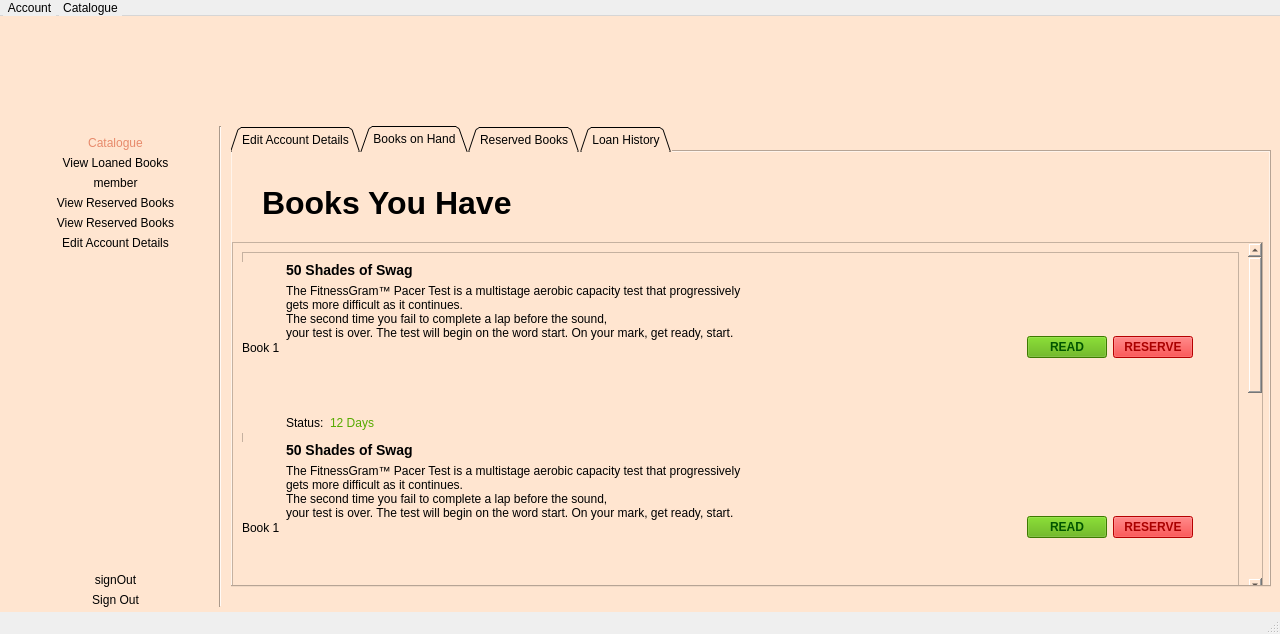
Above: LibraryInformationSystem/memberaccountview.ui from janelle-lr/CS106LibraryInformationSystem before the change. Below: the same form after it.
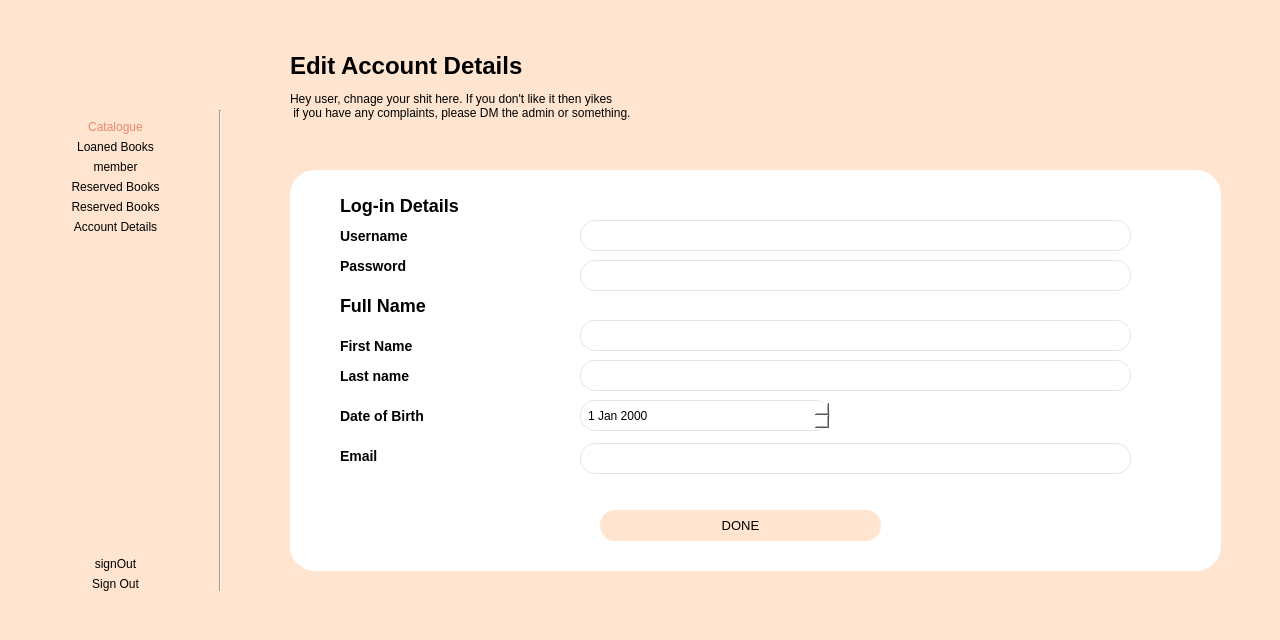
That is the form after the change. The open tabs and pages were chosen to show the change. Icons and pictures are not drawn.

Commit message: Keith | completed UI's for existing pages, some errors in admin side, esp making new members

Patch:
```diff
--- a/LibraryInformationSystem/memberaccountview.ui
+++ b/LibraryInformationSystem/memberaccountview.ui
@@ -7,7 +7,7 @@
     <x>0</x>
     <y>0</y>
     <width>1280</width>
-    <height>634</height>
+    <height>640</height>
    </rect>
   </property>
   <property name="windowTitle">
@@ -40,914 +40,6 @@
 	background: #FFE5D0;
 }</string>
    </property>
-   <widget class="QTabWidget" name="tabWidget">
-    <property name="geometry">
-     <rect>
-      <x>230</x>
-      <y>110</y>
-      <width>1041</width>
-      <height>461</height>
-     </rect>
-    </property>
-    <property name="tabShape">
-     <enum>QTabWidget::Triangular</enum>
-    </property>
-    <property name="currentIndex">
-     <number>0</number>
-    </property>
-    <widget class="QWidget" name="tab">
-     <attribute name="title">
-      <string>Edit Account Details</string>
-     </attribute>
-     <widget class="QWidget" name="verticalLayoutWidget">
-      <property name="geometry">
-       <rect>
-        <x>30</x>
-        <y>80</y>
-        <width>871</width>
-        <height>81</height>
-       </rect>
-      </property>
-      <layout class="QVBoxLayout" name="verticalLayout">
-       <item>
-        <widget class="QLabel" name="label_6">
-         <property name="sizePolicy">
-          <sizepolicy hsizetype="Preferred" vsizetype="Fixed">
-           <horstretch>0</horstretch>
-           <verstretch>0</verstretch>
-          </sizepolicy>
-         </property>
-         <property name="styleSheet">
-          <string notr="true">QLabel{
-	font-weight: bold;
-	font-size: 14px;
-
-}</string>
-         </property>
-         <property name="text">
-          <string>Log-in Details</string>
-         </property>
-        </widget>
-       </item>
-       <item>
-        <layout class="QFormLayout" name="formLayout">
-         <item row="0" column="0">
-          <widget class="QLabel" name="label_4">
-           <property name="text">
-            <string>Username</string>
-           </property>
-          </widget>
-         </item>
-         <item row="0" column="1">
-          <widget class="QLineEdit" name="lineEdit"/>
-         </item>
-         <item row="1" column="0">
-          <widget class="QLabel" name="label_5">
-           <property name="text">
-            <string>Password</string>
-           </property>
-          </widget>
-         </item>
-         <item row="1" column="1">
-          <widget class="QLineEdit" name="lineEdit_2"/>
-         </item>
-        </layout>
-       </item>
-      </layout>
-     </widget>
-     <widget class="QWidget" name="verticalLayoutWidget_2">
-      <property name="geometry">
-       <rect>
-        <x>30</x>
-        <y>170</y>
-        <width>871</width>
-        <height>106</height>
-       </rect>
-      </property>
-      <layout class="QVBoxLayout" name="verticalLayout_2">
-       <item>
-        <widget class="QLabel" name="label_12">
-         <property name="sizePolicy">
-          <sizepolicy hsizetype="Preferred" vsizetype="Fixed">
-           <horstretch>0</horstretch>
-           <verstretch>0</verstretch>
-          </sizepolicy>
-         </property>
-         <property name="styleSheet">
-          <string notr="true">QLabel{
-	font-weight: bold;
-	font-size: 14px;
-
-}</string>
-         </property>
-         <property name="text">
-          <string>First name &amp; Last Name</string>
-         </property>
-        </widget>
-       </item>
-       <item>
-        <layout class="QFormLayout" name="formLayout_4">
-         <item row="0" column="0">
-          <widget class="QLabel" name="label_13">
-           <property name="text">
-            <string>First Name</string>
-           </property>
-          </widget>
-         </item>
-         <item row="0" column="1">
-          <widget class="QLineEdit" name="lineEdit_7"/>
-         </item>
-         <item row="1" column="0">
-          <widget class="QLabel" name="label_14">
-           <property name="text">
-            <string>Last name</string>
-           </property>
-          </widget>
-         </item>
-         <item row="1" column="1">
-          <widget class="QLineEdit" name="lineEdit_8"/>
-         </item>
-         <item row="2" column="0">
-          <widget class="QLabel" name="label_25">
-           <property name="text">
-            <string>Date of Birth</string>
-           </property>
-          </widget>
-         </item>
-         <item row="2" column="1">
-          <widget class="QDateEdit" name="dateEdit"/>
-         </item>
-        </layout>
-       </item>
-      </layout>
-     </widget>
-     <widget class="QWidget" name="verticalLayoutWidget_3">
-      <property name="geometry">
-       <rect>
-        <x>30</x>
-        <y>280</y>
-        <width>871</width>
-        <height>61</height>
-       </rect>
-      </property>
-      <layout class="QVBoxLayout" name="verticalLayout_3">
-       <item>
-        <widget class="QLabel" name="label_15">
-         <property name="sizePolicy">
-          <sizepolicy hsizetype="Preferred" vsizetype="Fixed">
-           <horstretch>0</horstretch>
-           <verstretch>0</verstretch>
-          </sizepolicy>
-         </property>
-         <property name="styleSheet">
-          <string notr="true">QLabel{
-	font-weight: bold;
-	font-size: 14px;
-
-}</string>
-         </property>
-         <property name="text">
-          <string>Email</string>
-         </property>
-        </widget>
-       </item>
-       <item>
-        <layout class="QFormLayout" name="formLayout_5">
-         <property name="horizontalSpacing">
-          <number>30</number>
-         </property>
-         <item row="0" column="0">
-          <widget class="QLabel" name="label_16">
-           <property name="enabled">
-            <bool>true</bool>
-           </property>
-           <property name="sizePolicy">
-            <sizepolicy hsizetype="Preferred" vsizetype="Preferred">
-             <horstretch>124</horstretch>
-             <verstretch>0</verstretch>
-            </sizepolicy>
-           </property>
-           <property name="minimumSize">
-            <size>
-             <width>36</width>
-             <height>0</height>
-            </size>
-           </property>
-           <property name="text">
-            <string>email</string>
-           </property>
-          </widget>
-         </item>
-         <item row="0" column="1">
-          <widget class="QLineEdit" name="lineEdit_9">
-           <property name="sizePolicy">
-            <sizepolicy hsizetype="Preferred" vsizetype="Fixed">
-             <horstretch>0</horstretch>
-             <verstretch>0</verstretch>
-            </sizepolicy>
-           </property>
-          </widget>
-         </item>
-        </layout>
-       </item>
-      </layout>
-     </widget>
-     <widget class="QPushButton" name="pushButton">
-      <property name="geometry">
-       <rect>
-        <x>310</x>
-        <y>360</y>
-        <width>281</width>
-        <height>61</height>
-       </rect>
-      </property>
-      <property name="text">
-       <string>DONE</string>
-      </property>
-     </widget>
-    </widget>
-    <widget class="QWidget" name="tab_2">
-     <attribute name="title">
-      <string>Books on Hand</string>
-     </attribute>
-     <widget class="QLabel" name="label_2">
-      <property name="geometry">
-       <rect>
-        <x>30</x>
-        <y>20</y>
-        <width>271</width>
-        <height>61</height>
-       </rect>
-      </property>
-      <property name="styleSheet">
-       <string notr="true">QLabel{
-	font-weight: bold;
-	font-size: 32px;
-}</string>
-      </property>
-      <property name="text">
-       <string>Books You Have</string>
-      </property>
-     </widget>
-     <widget class="QScrollArea" name="scrollArea">
-      <property name="geometry">
-       <rect>
-        <x>0</x>
-        <y>90</y>
-        <width>1031</width>
-        <height>351</height>
-       </rect>
-      </property>
-      <property name="widgetResizable">
-       <bool>true</bool>
-      </property>
-      <widget class="QWidget" name="scrollAreaWidgetContents">
-       <property name="geometry">
-        <rect>
-         <x>0</x>
-         <y>0</y>
-         <width>1012</width>
-         <height>818</height>
-        </rect>
-       </property>
-       <layout class="QVBoxLayout" name="verticalLayout_5">
-        <item>
-         <widget class="QFrame" name="frame">
-          <property name="minimumSize">
-           <size>
-            <width>0</width>
-            <height>800</height>
-           </size>
-          </property>
-          <property name="frameShape">
-           <enum>QFrame::StyledPanel</enum>
-          </property>
-          <property name="frameShadow">
-           <enum>QFrame::Raised</enum>
-          </property>
-          <widget class="QWidget" name="horizontalLayoutWidget_2">
-           <property name="geometry">
-            <rect>
-             <x>0</x>
-             <y>10</y>
-             <width>951</width>
-             <height>171</height>
-            </rect>
-           </property>
-           <layout class="QHBoxLayout" name="book_1">
-            <item>
-             <widget class="QLabel" name="img_2">
-              <property name="text">
-               <string>Book 1</string>
-              </property>
-             </widget>
-            </item>
-            <item>
-             <layout class="QVBoxLayout" name="verticalLayout_4">
-              <item>
-               <widget class="QLabel" name="label_17">
-                <property name="styleSheet">
-                 <string notr="true">QLabel {
-	font-weight:bold;
-	font-size: 14px;
-
-	
-}</string>
-                </property>
-                <property name="text">
-                 <string>50 Shades of Swag</string>
-                </property>
-               </widget>
-              </item>
-              <item>
-               <widget class="QLabel" name="label_7">
-                <property name="text">
-                 <string>The FitnessGram™ Pacer Test is a multistage aerobic capacity test that progressively 
-gets more difficult as it continues. 
-The second time you fail to complete a lap before the sound, 
-your test is over. The test will begin on the word start. On your mark, get ready, start.
-</string>
-                </property>
-               </widget>
-              </item>
-              <item>
-               <spacer name="verticalSpacer">
-                <property name="orientation">
-                 <enum>Qt::Vertical</enum>
-                </property>
-                <property name="sizeHint" stdset="0">
-                 <size>
-                  <width>20</width>
-                  <height>40</height>
-                 </size>
-                </property>
-               </spacer>
-              </item>
-              <item>
-               <layout class="QHBoxLayout" name="horizontalLayout_3">
-                <item>
-                 <widget class="QLabel" name="label_8">
-                  <property name="text">
-                   <string>Status:</string>
-                  </property>
-                 </widget>
-                </item>
-                <item>
-                 <widget class="QLabel" name="label_9">
-                  <property name="styleSheet">
-                   <string notr="true">QLabel{
-	color: rgb(85, 170, 0);
-}</string>
-                  </property>
-                  <property name="text">
-                   <string>12 Days</string>
-                  </property>
-                 </widget>
-                </item>
-                <item>
-                 <spacer name="horizontalSpacer">
-                  <property name="orientation">
-                   <enum>Qt::Horizontal</enum>
-                  </property>
-                  <property name="sizeHint" stdset="0">
-                   <size>
-                    <width>40</width>
-                    <height>20</height>
-                   </size>
-                  </property>
-                 </spacer>
-                </item>
-               </layout>
-              </item>
-             </layout>
-            </item>
-            <item>
-             <layout class="QHBoxLayout" name="horizontalLayout_7">
-              <item>
-               <spacer name="horizontalSpacer_4">
-                <property name="orientation">
-                 <enum>Qt::Horizontal</enum>
-                </property>
-                <property name="sizeHint" stdset="0">
-                 <size>
-                  <width>40</width>
-                  <height>20</height>
-                 </size>
-                </property>
-               </spacer>
-              </item>
-              <item>
-               <widget class="QPushButton" name="pushButton_2">
-                <property name="styleSheet">
-                 <string notr="true">QPushButton{
-	background-color:rgb(85, 170, 0);
-	font-weight: bold;
-	color: rgb(0, 85, 0);
-}</string>
-                </property>
-                <property name="text">
-                 <string>READ</string>
-                </property>
-               </widget>
-              </item>
-              <item>
-               <widget class="QPushButton" name="pushButton_3">
-                <property name="styleSheet">
-                 <string notr="true">QPushButton{
-	background-color: rgb(255, 0, 0);
-	color: rgb(170, 0, 0);
-	font-weight: bold;
-}</string>
-                </property>
-                <property name="text">
-                 <string>RESERVE</string>
-                </property>
-               </widget>
-              </item>
-             </layout>
-            </item>
-           </layout>
-          </widget>
-          <widget class="QWidget" name="horizontalLayoutWidget_3">
-           <property name="geometry">
-            <rect>
-             <x>0</x>
-             <y>190</y>
-             <width>951</width>
-             <height>171</height>
-            </rect>
-           </property>
-           <layout class="QHBoxLayout" name="book_2">
-            <item>
-             <widget class="QLabel" name="img_3">
-              <property name="text">
-               <string>Book 1</string>
-              </property>
-             </widget>
-            </item>
-            <item>
-             <layout class="QVBoxLayout" name="verticalLayout_6">
-              <item>
-               <widget class="QLabel" name="label_18">
-                <property name="styleSheet">
-                 <string notr="true">QLabel {
-	font-weight:bold;
-	font-size: 14px;
-
-	
-}</string>
-                </property>
-                <property name="text">
-                 <string>50 Shades of Swag</string>
-                </property>
-               </widget>
-              </item>
-              <item>
-               <widget class="QLabel" name="label_10">
-                <property name="text">
-                 <string>The FitnessGram™ Pacer Test is a multistage aerobic capacity test that progressively 
-gets more difficult as it continues. 
-The second time you fail to complete a lap before the sound, 
-your test is over. The test will begin on the word start. On your mark, get ready, start.
-</string>
-                </property>
-               </widget>
-              </item>
-              <item>
-               <spacer name="verticalSpacer_2">
-                <property name="orientation">
-                 <enum>Qt::Vertical</enum>
-                </property>
-                <property name="sizeHint" stdset="0">
-                 <size>
-                  <width>20</width>
-                  <height>40</height>
-                 </size>
-                </property>
-               </spacer>
-              </item>
-              <item>
-               <layout class="QHBoxLayout" name="horizontalLayout_4">
-                <item>
-                 <widget class="QLabel" name="label_11">
-                  <property name="text">
-                   <string>Status:</string>
-                  </property>
-                 </widget>
-                </item>
-                <item>
-                 <widget class="QLabel" name="label_19">
-                  <property name="styleSheet">
-                   <string notr="true">QLabel{
-	color: rgb(85, 170, 0);
-}</string>
-                  </property>
-                  <property name="text">
-                   <string>12 Days</string>
-                  </property>
-                 </widget>
-                </item>
-                <item>
-                 <spacer name="horizontalSpacer_2">
-                  <property name="orientation">
-                   <enum>Qt::Horizontal</enum>
-                  </property>
-                  <property name="sizeHint" stdset="0">
-                   <size>
-                    <width>40</width>
-                    <height>20</height>
-                   </size>
-                  </property>
-                 </spacer>
-                </item>
-               </layout>
-              </item>
-             </layout>
-            </item>
-            <item>
-             <layout class="QHBoxLayout" name="horizontalLayout_8">
-              <item>
-               <spacer name="horizontalSpacer_5">
-                <property name="orientation">
-                 <enum>Qt::Horizontal</enum>
-                </property>
-                <property name="sizeHint" stdset="0">
-                 <size>
-                  <width>40</width>
-                  <height>20</height>
-                 </size>
-                </property>
-               </spacer>
-              </item>
-              <item>
-               <widget class="QPushButton" name="pushButton_4">
-                <property name="styleSheet">
-                 <string notr="true">QPushButton{
-	background-color:rgb(85, 170, 0);
-	font-weight: bold;
-	color: rgb(0, 85, 0);
-}</string>
-                </property>
-                <property name="text">
-                 <string>READ</string>
-                </property>
-               </widget>
-              </item>
-              <item>
-               <widget class="QPushButton" name="pushButton_5">
-                <property name="styleSheet">
-                 <string notr="true">QPushButton{
-	background-color: rgb(255, 0, 0);
-	color: rgb(170, 0, 0);
-	font-weight: bold;
-}</string>
-                </property>
-                <property name="text">
-                 <string>RESERVE</string>
-                </property>
-               </widget>
-              </item>
-             </layout>
-            </item>
-           </layout>
-          </widget>
-         </widget>
-        </item>
-       </layout>
-      </widget>
-     </widget>
-    </widget>
-    <widget class="QWidget" name="tab_3">
-     <attribute name="title">
-      <string>Reserved Books</string>
-     </attribute>
-     <widget class="QLabel" name="label_3">
-      <property name="geometry">
-       <rect>
-        <x>30</x>
-        <y>20</y>
-        <width>311</width>
-        <height>61</height>
-       </rect>
-      </property>
-      <property name="styleSheet">
-       <string notr="true">QLabel{
-	font-weight: bold;
-	font-size: 32px;
-}</string>
-      </property>
-      <property name="text">
-       <string>Books in Reserve</string>
-      </property>
-     </widget>
-     <widget class="QWidget" name="horizontalLayoutWidget_5">
-      <property name="geometry">
-       <rect>
-        <x>20</x>
-        <y>80</y>
-        <width>881</width>
-        <height>171</height>
-       </rect>
-      </property>
-      <layout class="QHBoxLayout" name="horizontalLayout_9">
-       <item>
-        <widget class="QLabel" name="img_4">
-         <property name="text">
-          <string>Book 3</string>
-         </property>
-        </widget>
-       </item>
-       <item>
-        <layout class="QVBoxLayout" name="verticalLayout_7">
-         <item>
-          <widget class="QLabel" name="label_26">
-           <property name="styleSheet">
-            <string notr="true">QLabel {
-	font-weight:bold;
-	font-size: 14px;
-
-	
-}</string>
-           </property>
-           <property name="text">
-            <string>Sands in your Pants</string>
-           </property>
-          </widget>
-         </item>
-         <item>
-          <widget class="QLabel" name="label_27">
-           <property name="text">
-            <string>Lmao something about sands and shit. Might need some sun screen </string>
-           </property>
-          </widget>
-         </item>
-         <item>
-          <spacer name="verticalSpacer_4">
-           <property name="orientation">
-            <enum>Qt::Vertical</enum>
-           </property>
-           <property name="sizeHint" stdset="0">
-            <size>
-             <width>20</width>
-             <height>40</height>
-            </size>
-           </property>
-          </spacer>
-         </item>
-        </layout>
-       </item>
-       <item>
-        <spacer name="horizontalSpacer_6">
-         <property name="orientation">
-          <enum>Qt::Horizontal</enum>
-         </property>
-         <property name="sizeHint" stdset="0">
-          <size>
-           <width>40</width>
-           <height>20</height>
-          </size>
-         </property>
-        </spacer>
-       </item>
-       <item>
-        <layout class="QHBoxLayout" name="horizontalLayout_10">
-         <item>
-          <widget class="QLabel" name="label_28">
-           <property name="text">
-            <string>Available: </string>
-           </property>
-          </widget>
-         </item>
-         <item>
-          <widget class="QLabel" name="label_29">
-           <property name="styleSheet">
-            <string notr="true">QLabel{
-	color: rgb(85, 170, 0);
-}</string>
-           </property>
-           <property name="text">
-            <string>69/69/2069</string>
-           </property>
-          </widget>
-         </item>
-        </layout>
-       </item>
-      </layout>
-     </widget>
-     <widget class="QWidget" name="horizontalLayoutWidget_6">
-      <property name="geometry">
-       <rect>
-        <x>20</x>
-        <y>270</y>
-        <width>881</width>
-        <height>171</height>
-       </rect>
-      </property>
-      <layout class="QHBoxLayout" name="horizontalLayout_11">
-       <item>
-        <widget class="QLabel" name="img_5">
-         <property name="text">
-          <string>Book 4</string>
-         </property>
-        </widget>
-       </item>
-       <item>
-        <layout class="QVBoxLayout" name="verticalLayout_8">
-         <item>
-          <widget class="QLabel" name="label_30">
-           <property name="styleSheet">
-            <string notr="true">QLabel {
-	font-weight:bold;
-	font-size: 14px;
-
-	
-}</string>
-           </property>
-           <property name="text">
-            <string>This is literally Castlevania ripoff DON'T READ</string>
-           </property>
-          </widget>
-         </item>
-         <item>
-          <widget class="QLabel" name="label_31">
-           <property name="text">
-            <string>Shit, get a bucked and a mop THATS A WET ASS PUSSY</string>
-           </property>
-          </widget>
-         </item>
-         <item>
-          <spacer name="verticalSpacer_5">
-           <property name="orientation">
-            <enum>Qt::Vertical</enum>
-           </property>
-           <property name="sizeHint" stdset="0">
-            <size>
-             <width>20</width>
-             <height>40</height>
-            </size>
-           </property>
-          </spacer>
-         </item>
-        </layout>
-       </item>
-       <item>
-        <spacer name="horizontalSpacer_7">
-         <property name="orientation">
-          <enum>Qt::Horizontal</enum>
-         </property>
-         <property name="sizeHint" stdset="0">
-          <size>
-           <width>40</width>
-           <height>20</height>
-          </size>
-         </property>
-        </spacer>
-       </item>
-       <item>
-        <layout class="QHBoxLayout" name="horizontalLayout_12">
-         <item>
-          <widget class="QLabel" name="label_32">
-           <property name="text">
-            <string>Available: </string>
-           </property>
-          </widget>
-         </item>
-         <item>
-          <widget class="QLabel" name="label_33">
-           <property name="styleSheet">
-            <string notr="true">QLabel{
-	color: rgb(85, 170, 0);
-}</string>
-           </property>
-           <property name="text">
-            <string>69/69/2069</string>
-           </property>
-          </widget>
-         </item>
-        </layout>
-       </item>
-      </layout>
-     </widget>
-    </widget>
-    <widget class="QWidget" name="tab_4">
-     <attribute name="title">
-      <string>Loan History</string>
-     </attribute>
-     <widget class="QLabel" name="label_24">
-      <property name="geometry">
-       <rect>
-        <x>30</x>
-        <y>20</y>
-        <width>311</width>
-        <height>61</height>
-       </rect>
-      </property>
-      <property name="styleSheet">
-       <string notr="true">QLabel{
-	font-weight: bold;
-	font-size: 32px;
-}</string>
-      </property>
-      <property name="text">
-       <string>Loan History</string>
-      </property>
-     </widget>
-     <widget class="QWidget" name="horizontalLayoutWidget_7">
-      <property name="geometry">
-       <rect>
-        <x>20</x>
-        <y>80</y>
-        <width>881</width>
-        <height>171</height>
-       </rect>
-      </property>
-      <layout class="QHBoxLayout" name="horizontalLayout_13">
-       <item>
-        <widget class="QLabel" name="img_6">
-         <property name="text">
-          <string>Book 5</string>
-         </property>
-        </widget>
-       </item>
-       <item>
-        <layout class="QVBoxLayout" name="verticalLayout_9">
-         <item>
-          <widget class="QLabel" name="label_34">
-           <property name="styleSheet">
-            <string notr="true">QLabel {
-	font-weight:bold;
-	font-size: 14px;
-
-	
-}</string>
-           </property>
-           <property name="text">
-            <string>Sex but with words</string>
-           </property>
-          </widget>
-         </item>
-         <item>
-          <widget class="QLabel" name="label_35">
-           <property name="text">
-            <string>Get a therapist.</string>
-           </property>
-          </widget>
-         </item>
-         <item>
-          <spacer name="verticalSpacer_6">
-           <property name="orientation">
-            <enum>Qt::Vertical</enum>
-           </property>
-           <property name="sizeHint" stdset="0">
-            <size>
-             <width>20</width>
-             <height>40</height>
-            </size>
-           </property>
-          </spacer>
-         </item>
-        </layout>
-       </item>
-       <item>
-        <spacer name="horizontalSpacer_8">
-         <property name="orientation">
-          <enum>Qt::Horizontal</enum>
-         </property>
-         <property name="sizeHint" stdset="0">
-          <size>
-           <width>40</width>
-           <height>20</height>
-          </size>
-         </property>
-        </spacer>
-       </item>
-       <item>
-        <layout class="QHBoxLayout" name="horizontalLayout_14">
-         <item>
-          <widget class="QLabel" name="label_36">
-           <property name="text">
-            <string>Borrowed at: </string>
-           </property>
-          </widget>
-         </item>
-         <item>
-          <widget class="QLabel" name="label_37">
-           <property name="styleSheet">
-            <string notr="true">QLabel{
-	color: rgb(255, 0, 0);
-}</string>
-           </property>
-           <property name="text">
-            <string>1/23/4567</string>
-           </property>
-          </widget>
-         </item>
-        </layout>
-       </item>
-      </layout>
-     </widget>
-    </widget>
-   </widget>
    <widget class="QWidget" name="layoutWidget">
     <property name="geometry">
      <rect>
@@ -986,7 +78,7 @@
 }</string>
        </property>
        <property name="text">
-        <string>View Loaned Books</string>
+        <string>Loaned Books</string>
        </property>
       </widget>
      </item>
@@ -1013,14 +105,14 @@
 }</string>
        </property>
        <property name="text">
-        <string>View Reserved Books</string>
+        <string>Reserved Books</string>
        </property>
       </widget>
      </item>
      <item>
       <widget class="QLabel" name="accountIcon_2">
        <property name="text">
-        <string>View Reserved Books</string>
+        <string>Reserved Books</string>
        </property>
        <property name="alignment">
         <set>Qt::AlignCenter</set>
@@ -1040,7 +132,7 @@
 }</string>
        </property>
        <property name="text">
-        <string>Edit Account Details</string>
+        <string>Account Details</string>
        </property>
       </widget>
      </item>
@@ -1120,32 +212,327 @@
      <pixmap resource="resources.qrc">:/resources/images/bblLogo.png</pixmap>
     </property>
    </widget>
-  </widget>
-  <widget class="QMenuBar" name="menubar">
-   <property name="geometry">
-    <rect>
-     <x>0</x>
-     <y>0</y>
-     <width>1280</width>
-     <height>18</height>
-    </rect>
-   </property>
-   <widget class="QMenu" name="menuAccount">
+   <widget class="QGroupBox" name="groupBox">
+    <property name="geometry">
+     <rect>
+      <x>290</x>
+      <y>170</y>
+      <width>931</width>
+      <height>401</height>
+     </rect>
+    </property>
+    <property name="styleSheet">
+     <string notr="true">QGroupBox{
+	border-radius: 25px;
+	background: rgb(255, 255, 255);
+}
+
+/*QLineEdit{
+	background:rgb(255, 229, 208);
+	border-radius: 15px;
+}*/
+
+QLabel{
+	background: rgb(255, 255, 255);
+	font-size: 14px;
+	font-weight: bold;
+
+}
+
+QLineEdit {
+	background:rgb(255, 229, 208);
+	border: 1px solid;
+	border-radius: 15px;
+	border-color: #e5e5e5;
+	background-color: palette(base);
+	padding: 0px 5px;
+}
+
+QDateEdit{
+	background:rgb(255, 229, 208);
+	border: 1px solid;
+	border-radius: 15px;
+	border-color: #e5e5e5;
+	background-color: palette(base);
+	padding: 0px 5px;
+}
+
+QFormLayout{
+	color: rgb(255, 255, 255);
+}
+
+
+QPushButton {
+	border-radius: 15px; 
+	font-size: 13px;
+}
+</string>
+    </property>
     <property name="title">
-     <string>Account</string>
+     <string/>
     </property>
-    <addaction name="actionSign_Out"/>
+    <widget class="QPushButton" name="pushButton">
+     <property name="geometry">
+      <rect>
+       <x>310</x>
+       <y>340</y>
+       <width>281</width>
+       <height>31</height>
+      </rect>
+     </property>
+     <property name="text">
+      <string>DONE</string>
+     </property>
+    </widget>
+    <widget class="QLabel" name="label_6">
+     <property name="geometry">
+      <rect>
+       <x>50</x>
+       <y>20</y>
+       <width>141</width>
+       <height>31</height>
+      </rect>
+     </property>
+     <property name="sizePolicy">
+      <sizepolicy hsizetype="Preferred" vsizetype="Fixed">
+       <horstretch>0</horstretch>
+       <verstretch>0</verstretch>
+      </sizepolicy>
+     </property>
+     <property name="styleSheet">
+      <string notr="true">QLabel{
+	font-weight: bold;
+	font-size: 18px;
+
+}</string>
+     </property>
+     <property name="text">
+      <string>Log-in Details</string>
+     </property>
+    </widget>
+    <widget class="QLabel" name="label_12">
+     <property name="geometry">
+      <rect>
+       <x>50</x>
+       <y>120</y>
+       <width>181</width>
+       <height>31</height>
+      </rect>
+     </property>
+     <property name="sizePolicy">
+      <sizepolicy hsizetype="Preferred" vsizetype="Fixed">
+       <horstretch>0</horstretch>
+       <verstretch>0</verstretch>
+      </sizepolicy>
+     </property>
+     <property name="styleSheet">
+      <string notr="true">QLabel{
+	font-weight: bold;
+	font-size: 18px;
+
+}</string>
+     </property>
+     <property name="text">
+      <string>Full Name</string>
+     </property>
+    </widget>
+    <widget class="QLabel" name="userName">
+     <property name="geometry">
+      <rect>
+       <x>50</x>
+       <y>50</y>
+       <width>69</width>
+       <height>31</height>
+      </rect>
+     </property>
+     <property name="text">
+      <string>Username</string>
+     </property>
+    </widget>
+    <widget class="QLineEdit" name="memberUser">
+     <property name="enabled">
+      <bool>false</bool>
+     </property>
+     <property name="geometry">
+      <rect>
+       <x>290</x>
+       <y>50</y>
+       <width>551</width>
+       <height>31</height>
+      </rect>
+     </property>
+    </widget>
+    <widget class="QLabel" name="pass">
+     <property name="geometry">
+      <rect>
+       <x>50</x>
+       <y>80</y>
+       <width>67</width>
+       <height>31</height>
+      </rect>
+     </property>
+     <property name="text">
+      <string>Password</string>
+     </property>
+    </widget>
+    <widget class="QLineEdit" name="memberPass">
+     <property name="geometry">
+      <rect>
+       <x>290</x>
+       <y>90</y>
+       <width>551</width>
+       <height>31</height>
+      </rect>
+     </property>
+    </widget>
+    <widget class="QLabel" name="email">
+     <property name="enabled">
+      <bool>true</bool>
+     </property>
+     <property name="geometry">
+      <rect>
+       <x>50</x>
+       <y>270</y>
+       <width>61</width>
+       <height>31</height>
+      </rect>
+     </property>
+     <property name="sizePolicy">
+      <sizepolicy hsizetype="Preferred" vsizetype="Preferred">
+       <horstretch>124</horstretch>
+       <verstretch>0</verstretch>
+      </sizepolicy>
+     </property>
+     <property name="minimumSize">
+      <size>
+       <width>36</width>
+       <height>0</height>
+      </size>
+     </property>
+     <property name="text">
+      <string>Email</string>
+     </property>
+    </widget>
+    <widget class="QLineEdit" name="memberEmail">
+     <property name="geometry">
+      <rect>
+       <x>290</x>
+       <y>273</y>
+       <width>551</width>
+       <height>31</height>
+      </rect>
+     </property>
+     <property name="sizePolicy">
+      <sizepolicy hsizetype="Preferred" vsizetype="Fixed">
+       <horstretch>0</horstretch>
+       <verstretch>0</verstretch>
+      </sizepolicy>
+     </property>
+    </widget>
+    <widget class="QLabel" name="lastName">
+     <property name="geometry">
+      <rect>
+       <x>50</x>
+       <y>190</y>
+       <width>81</width>
+       <height>31</height>
+      </rect>
+     </property>
+     <property name="text">
+      <string>Last name</string>
+     </property>
+    </widget>
+    <widget class="QLineEdit" name="memberLastName">
+     <property name="geometry">
+      <rect>
+       <x>290</x>
+       <y>190</y>
+       <width>551</width>
+       <height>31</height>
+      </rect>
+     </property>
+    </widget>
+    <widget class="QLabel" name="dob">
+     <property name="geometry">
+      <rect>
+       <x>50</x>
+       <y>230</y>
+       <width>121</width>
+       <height>31</height>
+      </rect>
+     </property>
+     <property name="text">
+      <string>Date of Birth</string>
+     </property>
+    </widget>
+    <widget class="QDateEdit" name="memberDOB">
+     <property name="geometry">
+      <rect>
+       <x>290</x>
+       <y>230</y>
+       <width>250</width>
+       <height>31</height>
+      </rect>
+     </property>
+    </widget>
+    <widget class="QLabel" name="firstName">
+     <property name="geometry">
+      <rect>
+       <x>50</x>
+       <y>160</y>
+       <width>91</width>
+       <height>31</height>
+      </rect>
+     </property>
+     <property name="text">
+      <string>First Name</string>
+     </property>
+    </widget>
+    <widget class="QLineEdit" name="memberFirstName">
+     <property name="geometry">
+      <rect>
+       <x>290</x>
+       <y>150</y>
+       <width>551</width>
+       <height>31</height>
+      </rect>
+     </property>
+    </widget>
    </widget>
-   <widget class="QMenu" name="menuCatalogue">
-    <property name="title">
-     <string>Catalogue</string>
+   <widget class="QLabel" name="pageTitle">
+    <property name="geometry">
+     <rect>
+      <x>290</x>
+      <y>40</y>
+      <width>331</width>
+      <height>51</height>
+     </rect>
     </property>
-    <addaction name="actionView_Catalogue"/>
+    <property name="styleSheet">
+     <string notr="true">QLabel{
+	font-size: 24px;
+	font-weight: bold;
+}</string>
+    </property>
+    <property name="text">
+     <string>Edit Account Details</string>
+    </property>
    </widget>
-   <addaction name="menuAccount"/>
-   <addaction name="menuCatalogue"/>
+   <widget class="QLabel" name="pageDesc">
+    <property name="geometry">
+     <rect>
+      <x>290</x>
+      <y>80</y>
+      <width>971</width>
+      <height>51</height>
+     </rect>
+    </property>
+    <property name="text">
+     <string>Hey user, chnage your shit here. If you don't like it then yikes 
+ if you have any complaints, please DM the admin or something.</string>
+    </property>
+   </widget>
   </widget>
-  <widget class="QStatusBar" name="statusbar"/>
   <action name="actionView_Catalogue">
    <property name="text">
     <string>View Catalogue</string>
```
Left out of the diff: 14 changed lines with no effect on the pictures. The commit also changes 85 other files.
